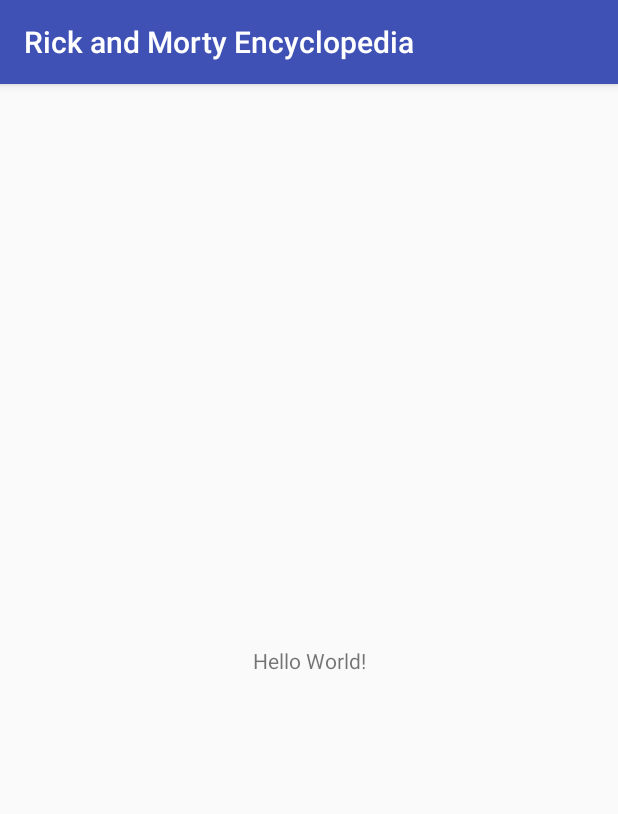
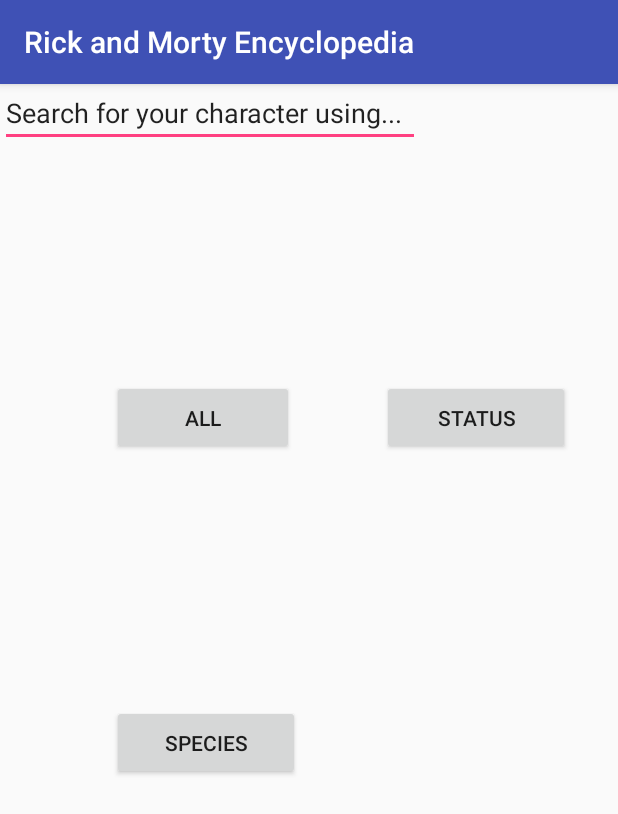
Before and after one commit to jookimmy/rick-and-morty-encyclopedia, an Android app: the screen it shows after launch (MainActivity), on a phone screen of 412 x 824 dp. Shown: the top 814 px of the screen. Run offline under Robolectric (Android 15) with nearby library versions, the phone set to English and light mode, and no system bars.

Commit message:
slightly edited UI for main page

```diff
--- a/app/src/main/res/layout/activity_main.xml
+++ b/app/src/main/res/layout/activity_main.xml
@@ -6,13 +6,48 @@
     android:layout_height="match_parent"
     tools:context=".MainActivity">
 
-    <TextView
-        android:layout_width="wrap_content"
-        android:layout_height="wrap_content"
-        android:text="Hello World!"
+
+    <Button
+        android:id="@+id/button"
+        android:layout_width="121dp"
+        android:layout_height="50dp"
+        android:layout_marginRight="216dp"
+        android:text="All"
         app:layout_constraintBottom_toBottomOf="parent"
+        app:layout_constraintRight_toRightOf="parent"
+        app:layout_constraintTop_toTopOf="parent"
+        app:layout_constraintVertical_bias="0.275" />
+
+    <Button
+        android:layout_width="125dp"
+        android:layout_height="50dp"
+        android:layout_marginEnd="32dp"
+        android:text="Status"
+        app:layout_constraintBottom_toBottomOf="parent"
+        app:layout_constraintEnd_toEndOf="parent"
         app:layout_constraintLeft_toLeftOf="parent"
-        app:layout_constraintRight_toRightOf="parent"
-        app:layout_constraintTop_toTopOf="parent" />
+        app:layout_constraintTop_toTopOf="parent"
+        app:layout_constraintVertical_bias="0.275" />
+
+    <Button
+        android:layout_width="125dp"
+        android:layout_height="50dp"
+        android:layout_marginEnd="212dp"
+        android:text="Species"
+        app:layout_constraintBottom_toBottomOf="parent"
+        app:layout_constraintEnd_toEndOf="parent"
+        app:layout_constraintLeft_toLeftOf="parent"
+        app:layout_constraintTop_toTopOf="parent"
+        app:layout_constraintVertical_bias="0.577" />
+
+    <EditText
+        android:id="@+id/editText2"
+        android:layout_width="280dp"
+        android:layout_height="42dp"
+        android:ems="10"
+        android:inputType="textPersonName"
+        android:text="Search for your character using..."
+        tools:layout_editor_absoluteX="52dp"
+        tools:layout_editor_absoluteY="16dp" />
 
 </android.support.constraint.ConstraintLayout>
```
